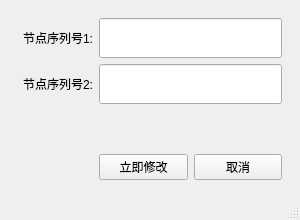
Old version of the form historyform1.ui in the repository aiyongye/-.
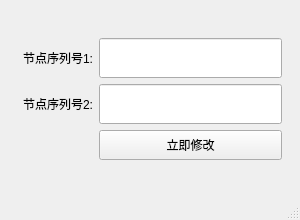
New version of the form.

```diff
--- a/historyform1.ui
+++ b/historyform1.ui
@@ -23,19 +23,6 @@
          <property name="leftMargin">
           <number>5</number>
          </property>
-         <item row="2" column="2">
-          <spacer name="verticalSpacer">
-           <property name="orientation">
-            <enum>Qt::Vertical</enum>
-           </property>
-           <property name="sizeHint" stdset="0">
-            <size>
-             <width>20</width>
-             <height>40</height>
-            </size>
-           </property>
-          </spacer>
-         </item>
          <item row="0" column="2">
           <layout class="QVBoxLayout" name="verticalLayout_5">
            <item>
@@ -86,30 +73,6 @@
            </property>
           </widget>
          </item>
-         <item row="0" column="3">
-          <layout class="QHBoxLayout" name="horizontalLayout_8"/>
-         </item>
-         <item row="3" column="2">
-          <layout class="QHBoxLayout" name="horizontalLayout">
-           <item>
-            <widget class="QPushButton" name="liJiFixBtn">
-             <property name="text">
-              <string>立即修改</string>
-             </property>
-             <property name="type" stdset="0">
-              <string>primary</string>
-             </property>
-            </widget>
-           </item>
-           <item>
-            <widget class="QPushButton" name="quXiaoBtn">
-             <property name="text">
-              <string>取消</string>
-             </property>
-            </widget>
-           </item>
-          </layout>
-         </item>
          <item row="1" column="3">
           <layout class="QHBoxLayout" name="horizontalLayout_6">
            <property name="spacing">
@@ -126,6 +89,26 @@
            </property>
           </layout>
          </item>
+         <item row="2" column="2">
+          <layout class="QHBoxLayout" name="horizontalLayout">
+           <item>
+            <widget class="QPushButton" name="liJiFixBtn">
+             <property name="minimumSize">
+              <size>
+               <width>60</width>
+               <height>30</height>
+              </size>
+             </property>
+             <property name="text">
+              <string>立即修改</string>
+             </property>
+             <property name="type" stdset="0">
+              <string>primary</string>
+             </property>
+            </widget>
+           </item>
+          </layout>
+         </item>
         </layout>
        </item>
       </layout>
```
Left out of the diff: 3 changed lines with no effect on the pictures.
